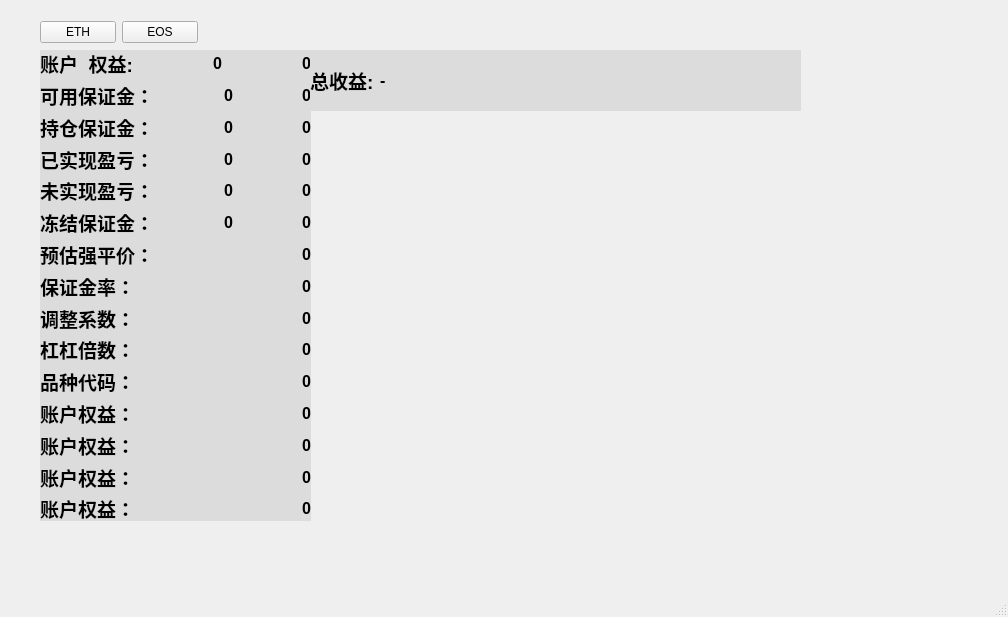
Before: the Qt Designer form PythonApplication/PythonApplication.ui in JcwGitHub/HuoBiApi_Python, drawn with Qt 5.
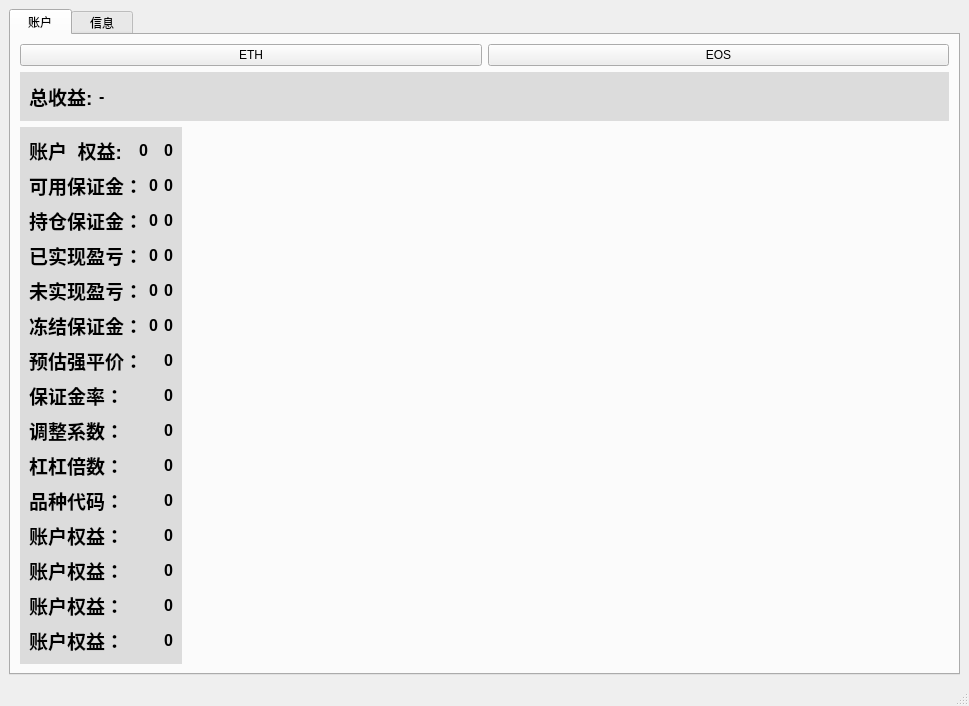
After: the same form once the commit is applied. Custom widgets are drawn as their Qt base class.

```diff
--- a/PythonApplication/PythonApplication.ui
+++ b/PythonApplication/PythonApplication.ui
@@ -6,8 +6,8 @@
    <rect>
     <x>0</x>
     <y>0</y>
-    <width>1008</width>
-    <height>617</height>
+    <width>969</width>
+    <height>607</height>
    </rect>
   </property>
   <property name="sizePolicy">
@@ -20,15 +20,127 @@
    <string>MainWindow</string>
   </property>
   <widget class="QWidget" name="centralwidget">
+   <layout class="QGridLayout" name="gridLayout_17">
+    <item row="0" column="0">
+     <widget class="QTabWidget" name="tabWidget">
+      <property name="currentIndex">
+       <number>0</number>
+      </property>
+      <widget class="QWidget" name="tab">
+       <attribute name="title">
+        <string>  账户  </string>
+       </attribute>
+       <layout class="QGridLayout" name="gridLayout_16">
+        <item row="0" column="0">
+         <layout class="QHBoxLayout" name="horizontalLayout_16">
+          <item>
+           <widget class="QPushButton" name="BTNETH">
+            <property name="text">
+             <string>ETH</string>
+            </property>
+           </widget>
+          </item>
+          <item>
+           <widget class="QPushButton" name="BTNEOS">
+            <property name="text">
+             <string>EOS</string>
+            </property>
+           </widget>
+          </item>
+         </layout>
+        </item>
+        <item row="1" column="0">
+         <widget class="QWidget" name="widget_2" native="true">
+          <property name="sizePolicy">
+           <sizepolicy hsizetype="Preferred" vsizetype="Preferred">
+            <horstretch>0</horstretch>
+            <verstretch>0</verstretch>
+           </sizepolicy>
+          </property>
+          <property name="styleSheet">
+           <string notr="true">background-color: rgb(126, 126, 126);
+background-color: rgb(220, 220, 220);
+border-color: rgb(0, 255, 255);</string>
+          </property>
+          <layout class="QHBoxLayout" name="horizontalLayout">
+           <item>
+            <widget class="QLabel" name="info1_3">
+             <property name="sizePolicy">
+              <sizepolicy hsizetype="Fixed" vsizetype="Preferred">
+               <horstretch>0</horstretch>
+               <verstretch>0</verstretch>
+              </sizepolicy>
+             </property>
+             <property name="font">
+              <font>
+               <pointsize>14</pointsize>
+               <weight>75</weight>
+               <italic>false</italic>
+               <bold>true</bold>
+              </font>
+             </property>
+             <property name="text">
+              <string>总收益:</string>
+             </property>
+             <property name="scaledContents">
+              <bool>false</bool>
+             </property>
+             <property name="alignment">
+              <set>Qt::AlignLeading|Qt::AlignLeft|Qt::AlignVCenter</set>
+             </property>
+             <property name="wordWrap">
+              <bool>false</bool>
+             </property>
+            </widget>
+           </item>
+           <item>
+            <widget class="QLabel" name="info31">
+             <property name="sizePolicy">
+              <sizepolicy hsizetype="Fixed" vsizetype="Preferred">
+               <horstretch>0</horstretch>
+               <verstretch>0</verstretch>
+              </sizepolicy>
+             </property>
+             <property name="font">
+              <font>
+               <pointsize>12</pointsize>
+               <weight>75</weight>
+               <italic>false</italic>
+               <bold>true</bold>
+              </font>
+             </property>
+             <property name="text">
+              <string>-</string>
+             </property>
+             <property name="scaledContents">
+              <bool>false</bool>
+             </property>
+             <property name="alignment">
+              <set>Qt::AlignLeading|Qt::AlignLeft|Qt::AlignVCenter</set>
+             </property>
+             <property name="wordWrap">
+              <bool>false</bool>
+             </property>
+            </widget>
+           </item>
+           <item>
+            <spacer name="horizontalSpacer">
+             <property name="orientation">
+              <enum>Qt::Horizontal</enum>
+             </property>
+             <property name="sizeHint" stdset="0">
+              <size>
+               <width>40</width>
+               <height>20</height>
+              </size>
+             </property>
+            </spacer>
+           </item>
+          </layout>
+         </widget>
+        </item>
+        <item row="2" column="0">
    <widget class="QWidget" name="widget" native="true">
-    <property name="geometry">
-     <rect>
-      <x>40</x>
-      <y>50</y>
-      <width>271</width>
-      <height>471</height>
-     </rect>
-    </property>
     <property name="sizePolicy">
      <sizepolicy hsizetype="Fixed" vsizetype="Preferred">
       <horstretch>0</horstretch>
@@ -868,128 +980,29 @@
      </item>
     </layout>
    </widget>
-   <widget class="QWidget" name="layoutWidget">
-    <property name="geometry">
-     <rect>
-      <x>40</x>
-      <y>20</y>
-      <width>158</width>
-      <height>25</height>
-     </rect>
-    </property>
-    <layout class="QHBoxLayout" name="horizontalLayout_16">
-     <item>
-      <widget class="QPushButton" name="BTNETH">
-       <property name="text">
-        <string>ETH</string>
-       </property>
-      </widget>
-     </item>
-     <item>
-      <widget class="QPushButton" name="BTNEOS">
-       <property name="text">
-        <string>EOS</string>
-       </property>
-      </widget>
      </item>
     </layout>
    </widget>
-   <widget class="QWidget" name="widget_2" native="true">
-    <property name="geometry">
-     <rect>
-      <x>310</x>
-      <y>50</y>
-      <width>491</width>
-      <height>61</height>
-     </rect>
-    </property>
-    <property name="sizePolicy">
-     <sizepolicy hsizetype="Preferred" vsizetype="Preferred">
-      <horstretch>0</horstretch>
-      <verstretch>0</verstretch>
-     </sizepolicy>
-    </property>
-    <property name="styleSheet">
-     <string notr="true">background-color: rgb(126, 126, 126);
-background-color: rgb(220, 220, 220);
-border-color: rgb(0, 255, 255);</string>
-    </property>
-    <layout class="QHBoxLayout" name="horizontalLayout">
-     <item>
-      <widget class="QLabel" name="info1_3">
-       <property name="sizePolicy">
-        <sizepolicy hsizetype="Fixed" vsizetype="Preferred">
-         <horstretch>0</horstretch>
-         <verstretch>0</verstretch>
-        </sizepolicy>
-       </property>
-       <property name="font">
-        <font>
-         <pointsize>14</pointsize>
-         <weight>75</weight>
-         <italic>false</italic>
-         <bold>true</bold>
-        </font>
-       </property>
-       <property name="text">
-        <string>总收益:</string>
-       </property>
-       <property name="scaledContents">
-        <bool>false</bool>
-       </property>
-       <property name="alignment">
-        <set>Qt::AlignLeading|Qt::AlignLeft|Qt::AlignVCenter</set>
-       </property>
-       <property name="wordWrap">
-        <bool>false</bool>
-       </property>
-      </widget>
-     </item>
-     <item>
-      <widget class="QLabel" name="info31">
-       <property name="sizePolicy">
-        <sizepolicy hsizetype="Fixed" vsizetype="Preferred">
-         <horstretch>0</horstretch>
-         <verstretch>0</verstretch>
-        </sizepolicy>
-       </property>
-       <property name="font">
-        <font>
-         <pointsize>12</pointsize>
-         <weight>75</weight>
-         <italic>false</italic>
-         <bold>true</bold>
-        </font>
-       </property>
-       <property name="text">
-        <string>-</string>
-       </property>
-       <property name="scaledContents">
-        <bool>false</bool>
-       </property>
-       <property name="alignment">
-        <set>Qt::AlignLeading|Qt::AlignLeft|Qt::AlignVCenter</set>
-       </property>
-       <property name="wordWrap">
-        <bool>false</bool>
-       </property>
-      </widget>
-     </item>
-     <item>
-      <spacer name="horizontalSpacer">
-       <property name="orientation">
-        <enum>Qt::Horizontal</enum>
-       </property>
-       <property name="sizeHint" stdset="0">
+      <widget class="QWidget" name="tab_2">
+       <attribute name="title">
+        <string>  信息  </string>
+       </attribute>
+       <layout class="QFormLayout" name="formLayout">
+        <item row="0" column="0" colspan="2">
+         <widget class="Ui_HangQing" name="widget_3" native="true">
+          <property name="minimumSize">
         <size>
-         <width>40</width>
-         <height>20</height>
-        </size>
-       </property>
-      </spacer>
+            <width>500</width>
+            <height>500</height>
+           </size>
+          </property>
+         </widget>
      </item>
     </layout>
    </widget>
+     </widget>
+    </item>
+   </layout>
   </widget>
   <widget class="QMenuBar" name="menubar">
    <property name="geometry">
@@ -1003,6 +1016,14 @@
   </widget>
   <widget class="QStatusBar" name="statusbar"/>
  </widget>
+ <customwidgets>
+  <customwidget>
+   <class>Ui_HangQing</class>
+   <extends>QWidget</extends>
+   <header>PythonHangQing</header>
+   <container>1</container>
+  </customwidget>
+ </customwidgets>
  <resources/>
  <connections/>
 </ui>
```
Left out of the diff: 2 changed lines with no effect on the pictures. Lines whose indentation alone changed are shown as unchanged.
